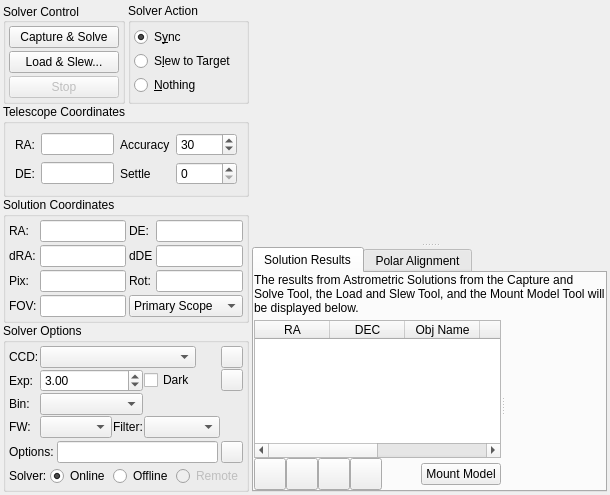
The window that kstars/ekos/align/align.ui (KDE/kstars) describes before a commit, drawn with Qt 5.
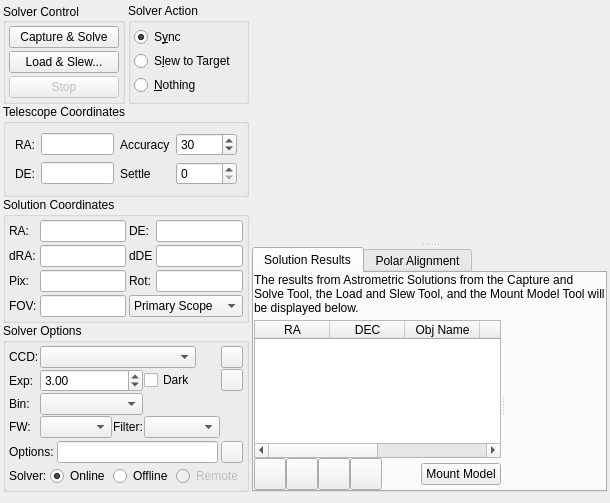
The same window after the commit. Custom widgets are drawn as their Qt base class.

```diff
--- a/kstars/ekos/align/align.ui
+++ b/kstars/ekos/align/align.ui
@@ -7,7 +7,7 @@
     <x>0</x>
     <y>0</y>
     <width>607</width>
-    <height>482</height>
+    <height>503</height>
    </rect>
   </property>
   <layout class="QVBoxLayout" name="verticalLayout_19">
```
Left out of the diff: 6 changed lines with no effect on the pictures.
